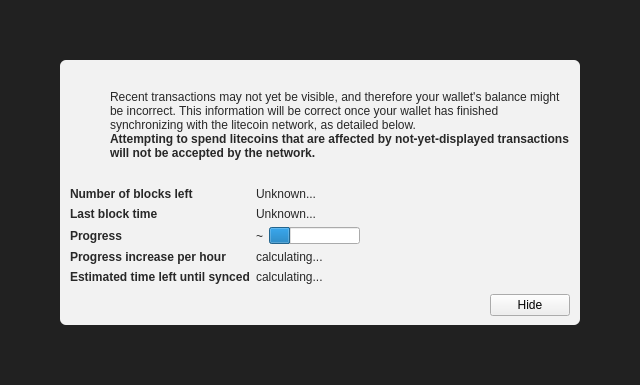
The window that src/qt/forms/modaloverlay.ui (Cypherpunk-Society/AmaruCoin) describes before a commit, drawn with Qt 5.
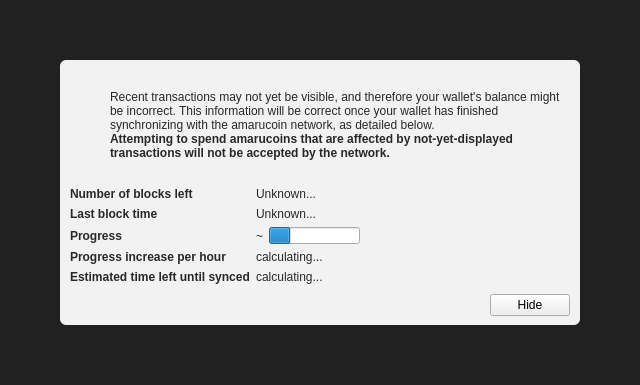
The same window after the commit. Icons and pictures are not drawn. Custom widgets are drawn as their Qt base class.

```diff
--- a/src/qt/forms/modaloverlay.ui
+++ b/src/qt/forms/modaloverlay.ui
@@ -130,7 +130,7 @@
              <item>
               <widget class="QLabel" name="infoText">
                <property name="text">
-                <string>Recent transactions may not yet be visible, and therefore your wallet's balance might be incorrect. This information will be correct once your wallet has finished synchronizing with the litecoin network, as detailed below.</string>
+                <string>Recent transactions may not yet be visible, and therefore your wallet's balance might be incorrect. This information will be correct once your wallet has finished synchronizing with the amarucoin network, as detailed below.</string>
                </property>
                <property name="textFormat">
                 <enum>Qt::RichText</enum>
@@ -149,7 +149,7 @@
                 </font>
                </property>
                <property name="text">
-                <string>Attempting to spend litecoins that are affected by not-yet-displayed transactions will not be accepted by the network.</string>
+                <string>Attempting to spend amarucoins that are affected by not-yet-displayed transactions will not be accepted by the network.</string>
                </property>
                <property name="textFormat">
                 <enum>Qt::RichText</enum>
```
